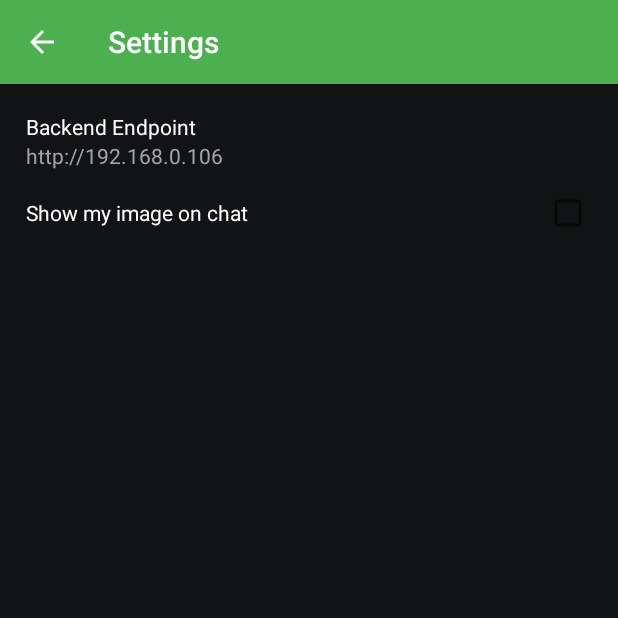
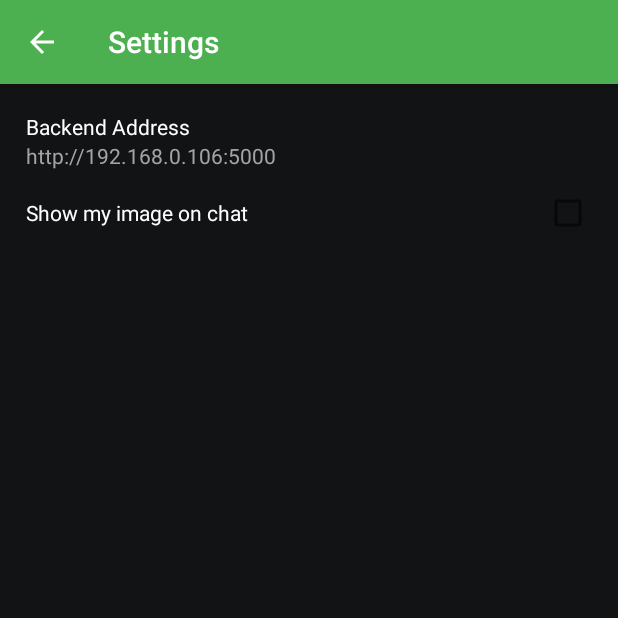
Before and after one commit to bernardorufino/terpsychore-android, an Android app: the MainActivity screen opened directly, with no data from a screen before it, in the side drawer, after a tap on "Settings", on a phone screen of 412 x 824 dp, the top half of it. Run offline under Robolectric (Android 15) with nearby library versions, the phone set to English and light mode, and no system bars; our stand-ins replace Picasso; pictures from the network do not load; 1 statement that could not run was skipped.

Commit message:
Add base url as preference

```diff
--- a/app/src/main/java/com/brufino/terpsychore/activities/MainActivity.java
+++ b/app/src/main/java/com/brufino/terpsychore/activities/MainActivity.java
@@ -71,11 +71,11 @@ public class MainActivity extends AppCompatActivity
         vNavigationView.setNavigationItemSelectedListener(this);
         vMainCoordinatorLayout = (CoordinatorLayout) findViewById(R.id.main_coordinator_layout);
 
+        // Set default preferences
+        PreferenceManager.setDefaultValues(this, R.xml.preferences_general, false);
+
         mSessionListFragment = new SessionsListFragment();
         mMusicInboxFragment = new MusicInboxFragment();
-
-        // TODO: Remove?
-        PreferenceManager.setDefaultValues(this, R.xml.preferences_general, false);
 
         mUserId = ActivityUtils.getUserId(this);
         if (mUserId != null) {
--- a/app/src/main/java/com/brufino/terpsychore/activities/QueueManager.java
+++ b/app/src/main/java/com/brufino/terpsychore/activities/QueueManager.java
@@ -42,7 +42,7 @@ public class QueueManager {
         mContext = context;
         mPlayerManager =  playerManager;
         mPlayerManager.setPlayerListener(mPlayerListener);
-        mSessionApi = ApiUtils.createApi(SessionApi.class);
+        mSessionApi = ApiUtils.createApi(mContext, SessionApi.class);
     }
 
     public void addQueueListener(QueueListener queueListener) {
--- a/app/src/main/java/com/brufino/terpsychore/activities/UserPickerActivity.java
+++ b/app/src/main/java/com/brufino/terpsychore/activities/UserPickerActivity.java
@@ -86,7 +86,7 @@ public class UserPickerActivity extends Activity {
 
         mUsersLoader = new UsersLoader(this);
         mPendingLoadRequests = new AtomicInteger(0);
-        mSearchApi = ApiUtils.createApi(SearchApi.class);
+        mSearchApi = ApiUtils.createApi(this, SearchApi.class);
         mUserId = ActivityUtils.getUserId(this);
     }
 
--- a/app/src/main/java/com/brufino/terpsychore/fragments/main/SessionsListFragment.java
+++ b/app/src/main/java/com/brufino/terpsychore/fragments/main/SessionsListFragment.java
@@ -71,7 +71,7 @@ public class SessionsListFragment extends MainFragment {
         vSessionList.setLayoutManager(mSessionListLayoutManager);
         vLoading = (ProgressBar) getView().findViewById(R.id.sessions_list_loading);
 
-        mSessionApi = ApiUtils.createApi(SessionApi.class);
+        mSessionApi = ApiUtils.createApi(getContext(), SessionApi.class);
         mUserId = ActivityUtils.getUserId(getContext());
         checkNotNull(mUserId, "mUserId shouldn't be null at SessionsListFragment.onActivityCreated()");
 
@@ -136,7 +136,7 @@ public class SessionsListFragment extends MainFragment {
             mSessionList.addAll(CoreUtils.jsonArrayToJsonObjectList(sessions));
             if (mInvalidateSessionImages) {
                 for (JsonObject session : mSessionList) {
-                    String imageUrl = ApiUtils.getServerUrl(session.get("image_url").getAsString());
+                    String imageUrl = ApiUtils.getServerUrl(getContext(), session.get("image_url").getAsString());
                     ViewUtils.refreshImageInCaches(getContext(), imageUrl);
                 }
                 mInvalidateSessionImages = false;
@@ -247,7 +247,7 @@ public class SessionsListFragment extends MainFragment {
             JsonObject currentTrack = ApiUtils.getCurrentTrack(queue);
             JsonObject nextTrack = ApiUtils.getNextTrack(queue);
             String status = queue.get("track_status").getAsString();
-            String imageUrl = ApiUtils.getServerUrl(session.get("image_url").getAsString());
+            String imageUrl = ApiUtils.getServerUrl(mContext, session.get("image_url").getAsString());
 
             Picasso.with(mContext)
                     .load(imageUrl)
--- a/app/src/main/java/com/brufino/terpsychore/fragments/session/ChatFragment.java
+++ b/app/src/main/java/com/brufino/terpsychore/fragments/session/ChatFragment.java
@@ -79,7 +79,7 @@ public class ChatFragment extends Fragment {
         LinearLayoutManager layoutManager = new LinearLayoutManager(getContext(), LinearLayoutManager.VERTICAL, true);
         vMessagesList.setLayoutManager(layoutManager);
 
-        mMessagesApi = ApiUtils.createApi(MessagesApi.class);
+        mMessagesApi = ApiUtils.createApi(getContext(), MessagesApi.class);
         checkState(mSessionId != -1, "Provide session id with setSessionId()");
         mMessagesAdapter = new ChatMessagesAdapter(getContext(), mSessionId);
         vMessagesList.setAdapter(mMessagesAdapter);
--- a/app/src/main/java/com/brufino/terpsychore/fragments/session/ChatMessagesAdapter.java
+++ b/app/src/main/java/com/brufino/terpsychore/fragments/session/ChatMessagesAdapter.java
@@ -44,7 +44,7 @@ public class ChatMessagesAdapter extends DynamicAdapter<JsonObject, ChatMessages
         super(20, 5);
         mContext = context;
         mSessionId = sessionId;
-        mMessagesApi =  ApiUtils.createApi(MessagesApi.class);
+        mMessagesApi =  ApiUtils.createApi(mContext, MessagesApi.class);
     }
 
     @Override
--- a/app/src/main/java/com/brufino/terpsychore/messaging/FirebaseInstanceIdServiceImpl.java
+++ b/app/src/main/java/com/brufino/terpsychore/messaging/FirebaseInstanceIdServiceImpl.java
@@ -45,7 +45,7 @@ public class FirebaseInstanceIdServiceImpl extends FirebaseInstanceIdService {
         Log.d("VFY", "  provided_id = " + providedId);
         Log.d("VFY", "  name = " + name);
 
-        AuthenticationApi api = ApiUtils.createApi(AuthenticationApi.class);
+        AuthenticationApi api = ApiUtils.createApi(context, AuthenticationApi.class);
         Call<JsonObject> call = api.registerDevice(
                 userId,
                 CoreUtils.mapToJsonObject(new ImmutableMap.Builder<String, String>()
--- a/app/src/main/res/values/strings.xml
+++ b/app/src/main/res/values/strings.xml
@@ -15,4 +15,6 @@
     <string name="user_picker_search_hint">Search for name or username</string>
 
     <string name="settings_activity_title">Settings</string>
+    <string name="preference_base_url">preference_endpoint</string>
+    <string name="preference_show_my_image_on_chat">preference_show_my_image_on_chat</string>
 </resources>
--- a/app/src/main/res/xml/preferences_general.xml
+++ b/app/src/main/res/xml/preferences_general.xml
@@ -4,14 +4,14 @@
     >
 
         <EditTextPreference
-            android:key="preference_endpoint"
-            android:title="Backend Endpoint"
-            android:defaultValue="http://192.168.0.106"
+            android:key="@string/preference_base_url"
+            android:title="Backend Address"
+            android:defaultValue="http://192.168.0.106:5000"
             android:layout="@layout/layout_preference"
             />
 
         <CheckBoxPreference
-            android:key="preference_show_my_image_on_chat"
+            android:key="@string/preference_show_my_image_on_chat"
             android:title="Show my image on chat"
             android:defaultValue="false"
             android:layout="@layout/layout_preference"
```
Also changed, not shown: app/src/main/java/com/brufino/terpsychore/activities/LoginActivity.java (+4 -6 lines), app/src/main/java/com/brufino/terpsychore/activities/SessionActivity.java (+5 -3 lines), app/src/main/java/com/brufino/terpsychore/network/ApiUtils.java (+18 -11 lines), 1 other file.
